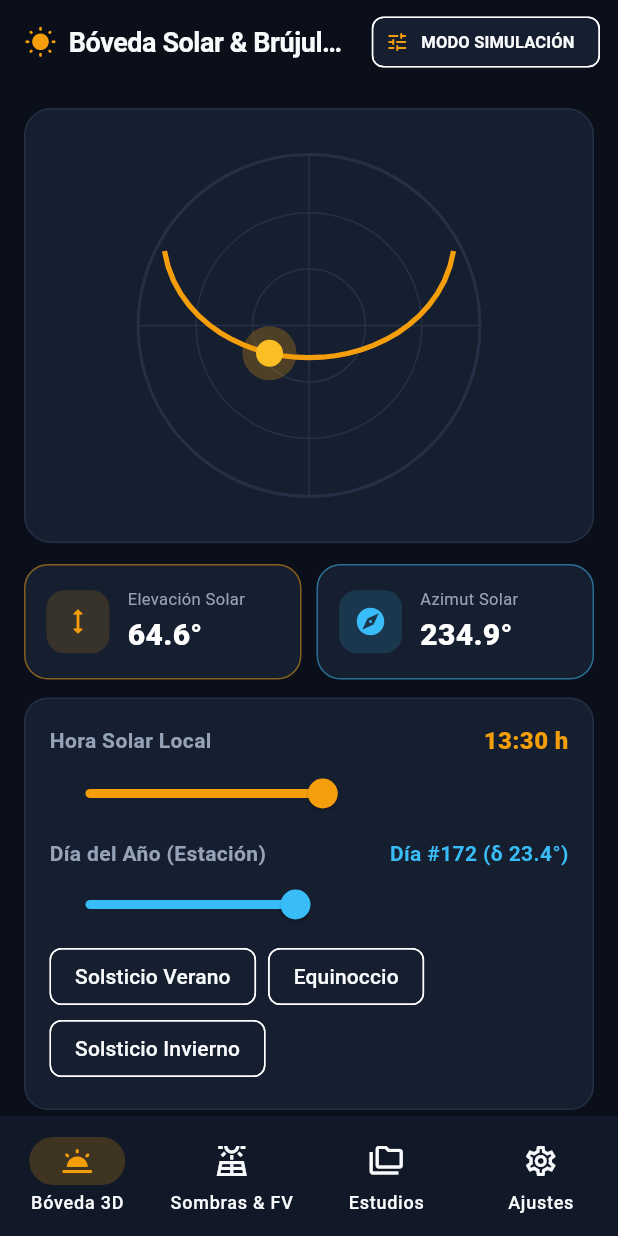
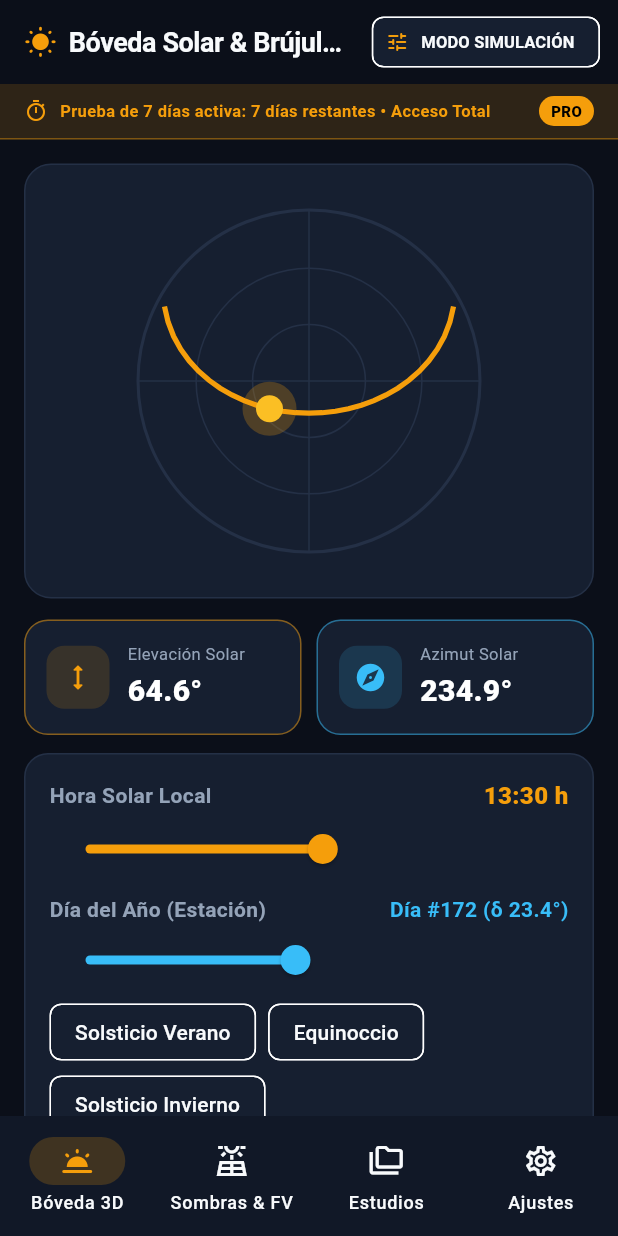
Before and after one commit to sucopierrottet-glitch/SunPathAR, a Flutter app: the screen it shows after launch, after a tap on "Entrar a Bóveda Solar", on a phone screen of 412 x 824 dp. Run offline on Flutter 3.47's test engine with Material 3 defaults, Android fonts, the phone set to English and light mode, and no system bars; our stand-ins replace in_app_purchase, pdf, printing, shared_preferences, signature.

Commit message:
feat: implement Google Play Billing with 7-day free trial, paywall and build verified AAB

```diff
--- a/lib/main.dart
+++ b/lib/main.dart
@@ -4,9 +4,12 @@ import 'screens/welcome_landing_screen.dart';
 import 'services/storage_service.dart';
 import 'theme/app_theme.dart';
 
+import 'services/billing_service.dart';
+
 void main() async {
   WidgetsFlutterBinding.ensureInitialized();
   await StorageService.instance.init();
+  await BillingService.instance.init();
   runApp(const SunPathArApp());
 }
 
--- a/lib/screens/home_navigation_screen.dart
+++ b/lib/screens/home_navigation_screen.dart
@@ -1,3 +1,4 @@
+import 'paywall_screen.dart';
 import 'dart:convert';
 import 'dart:math' as math;
 import 'package:flutter/material.dart';
@@ -115,13 +116,80 @@ class _HomeNavigationScreenState extends State<HomeNavigationScreen> {
               ),
             ],
           ),
-          body: IndexedStack(
-            index: _currentIndex,
+          body: Column(
             children: [
-              _buildSolarDomeTab(pos, arcPoints, store, sensor),
-              _buildShadowAndPvTab(pos, store),
-              _buildSavedStudiesTab(store),
-              _buildSettingsTab(store),
+              if (!store.isPro)
+                InkWell(
+                  onTap: () {
+                    Navigator.of(context).push(
+                      MaterialPageRoute(builder: (_) => const PaywallScreen()),
+                    );
+                  },
+                  child: Container(
+                    width: double.infinity,
+                    padding: const EdgeInsets.symmetric(horizontal: 16, vertical: 8),
+                    decoration: BoxDecoration(
+                      color: store.isTrialExpired
+                          ? Colors.redAccent.withValues(alpha: 0.15)
+                          : AppTheme.primary.withValues(alpha: 0.15),
+                      border: Border(
+                        bottom: BorderSide(
+                          color: store.isTrialExpired
+                              ? Colors.redAccent.withValues(alpha: 0.4)
+                              : AppTheme.primary.withValues(alpha: 0.4),
+                        ),
+                      ),
+                    ),
+                    child: Row(
+                      children: [
+                        Icon(
+                          store.isTrialExpired ? Icons.lock_clock_rounded : Icons.timer_outlined,
+                          size: 16,
+                          color: store.isTrialExpired ? Colors.redAccent : AppTheme.primary,
+                        ),
+                        const SizedBox(width: 8),
+                        Expanded(
+                          child: Text(
+                            store.isTrialExpired
+                                ? 'Prueba gratuita de 7 días finalizada • Toca para desbloquear PRO'
+                                : 'Prueba de 7 días activa: ${store.trialDaysRemaining} días restantes • Acceso Total',
+                            style: TextStyle(
+                              fontSize: 11,
+                              fontWeight: FontWeight.w700,
+                              color: store.isTrialExpired ? Colors.redAccent : AppTheme.primary,
+                            ),
+                          ),
+                        ),
+                        Container(
+                          padding: const EdgeInsets.symmetric(horizontal: 8, vertical: 3),
+                          decoration: BoxDecoration(
+                            color: store.isTrialExpired ? Colors.redAccent : AppTheme.primary,
+                            borderRadius: BorderRadius.circular(10),
+                          ),
+                          child: Text(
+                            store.isTrialExpired ? 'DESBLOQUEAR' : 'PRO',
+                            style: const TextStyle(
+                              fontSize: 10,
+                              fontWeight: FontWeight.w900,
+                              color: Colors.black,
+                            ),
+                          ),
+                        ),
+                      ],
+                    ),
+                  ),
+                ),
+              Expanded(
+                child: IndexedStack(
+                  index: _currentIndex,
+                  children: [
+                    _buildSolarDomeTab(pos, arcPoints, store, sensor),
+                    _buildShadowAndPvTab(pos, store),
+                    _buildSavedStudiesTab(store),
+                    _buildSettingsTab(store),
+                  ],
+                ),
+              ),
             ],
           ),
           bottomNavigationBar: NavigationBar(
@@ -547,6 +615,13 @@ class _HomeNavigationScreenState extends State<HomeNavigationScreen> {
 
   Future<void> _openSignAndShareModal(
       SolarStudyRecord study, StorageService store) async {
+    if (store.isTrialExpired) {
+      final unlocked = await Navigator.of(context).push<bool>(
+        MaterialPageRoute(builder: (_) => const PaywallScreen()),
+      );
+      if (!mounted) return;
+      if (unlocked != true && !store.isPro) return;
+    }
     final sigController = SignatureController(
       penStrokeWidth: 3,
       penColor: Colors.black,
--- a/lib/screens/welcome_landing_screen.dart
+++ b/lib/screens/welcome_landing_screen.dart
@@ -82,6 +82,35 @@ class WelcomeLandingScreen extends StatelessWidget {
                       fontWeight: FontWeight.w500,
                     ),
                   ),
+                  const SizedBox(height: 14),
+                  Center(
+                    child: Container(
+                      padding: const EdgeInsets.symmetric(horizontal: 12, vertical: 6),
+                      decoration: BoxDecoration(
+                        color: AppTheme.primary.withValues(alpha: 0.15),
+                        borderRadius: BorderRadius.circular(20),
+                        border: Border.all(color: AppTheme.primary.withValues(alpha: 0.4)),
+                      ),
+                      child: Row(
+                        mainAxisSize: MainAxisSize.min,
+                        children: [
+                          const Icon(Icons.stars_rounded, color: AppTheme.primary, size: 16),
+                          const SizedBox(width: 6),
+                          Text(
+                            StorageService.instance.isPro
+                                ? 'MODO PRO ACTIVO'
+                                : '7 DÍAS DE PRUEBA GRATUITA • TODAS LAS FUNCIONES',
+                            style: const TextStyle(
+                              color: AppTheme.primary,
+                              fontSize: 11,
+                              fontWeight: FontWeight.w800,
+                              letterSpacing: 0.5,
+                            ),
+                          ),
+                        ],
+                      ),
+                    ),
+                  ),
                   const Spacer(flex: 3),
                   ElevatedButton.icon(
                     key: const Key('btnWelcomeEnter'),
--- /dev/null
+++ b/lib/services/billing_service.dart
@@ -0,0 +1,169 @@
+import 'dart:async';
+import 'package:flutter/foundation.dart';
+import 'package:in_app_purchase/in_app_purchase.dart';
+import 'storage_service.dart';
+
+class BillingService extends ChangeNotifier {
+  static final BillingService instance = BillingService._();
+  BillingService._();
+
+  // Product IDs configurables en Google Play Console
+  static const String monthlySubscriptionId = 'sunpath_pro_monthly';
+  static const String yearlySubscriptionId = 'sunpath_pro_yearly';
+  static const String lifetimeProductId = 'sunpath_pro_lifetime';
+
+  static const Set<String> productIds = {
+    monthlySubscriptionId,
+    yearlySubscriptionId,
+    lifetimeProductId,
+  };
+
+  final InAppPurchase _iap = InAppPurchase.instance;
+  StreamSubscription<List<PurchaseDetails>>? _subscription;
+  Map<String, ProductDetails> _products = {};
+
+  bool _isStoreAvailable = false;
+  bool _isLoadingProducts = true;
+  bool _isPurchasePending = false;
+  String? _lastError;
+  bool _purchaseSucceeded = false;
+
+  bool get isStoreAvailable => _isStoreAvailable;
+  bool get isLoadingProducts => _isLoadingProducts;
+  bool get isPurchasePending => _isPurchasePending;
+  String? get lastError => _lastError;
+  bool get purchaseSucceeded => _purchaseSucceeded;
+
+  ProductDetails? get monthlyProduct => _products[monthlySubscriptionId];
+  ProductDetails? get yearlyProduct => _products[yearlySubscriptionId];
+  ProductDetails? get lifetimeProduct => _products[lifetimeProductId];
+
+  Future<void> init() async {
+    _subscription = _iap.purchaseStream.listen(
+      _onPurchaseUpdate,
+      onDone: () => _subscription?.cancel(),
+      onError: (Object error) {
+        _isPurchasePending = false;
+        _lastError = error.toString();
+        notifyListeners();
+      },
+    );
+    await loadProducts();
+    await restorePurchases();
+  }
+
+  Future<void> loadProducts() async {
+    _isLoadingProducts = true;
+    _lastError = null;
+    notifyListeners();
+
+    try {
+      _isStoreAvailable = await _iap.isAvailable();
+      if (!_isStoreAvailable) {
+        _isLoadingProducts = false;
+        notifyListeners();
+        return;
+      }
+
+      final response = await _iap.queryProductDetails(productIds);
+      if (response.error != null) {
+        _lastError = response.error!.message;
+      }
+      _products = {
+        for (final product in response.productDetails) product.id: product,
+      };
+    } catch (e) {
+      _lastError = e.toString();
+    } finally {
+      _isLoadingProducts = false;
+      notifyListeners();
+    }
+  }
+
+  Future<String?> buyPlan({required String productId, bool isSubscription = true}) async {
+    _lastError = null;
+    _purchaseSucceeded = false;
+    notifyListeners();
+
+    final available = await _iap.isAvailable();
+    if (!available) {
+      _lastError = 'Google Play Store no está disponible en este momento.';
+      notifyListeners();
+      return 'STORE_NOT_AVAILABLE';
+    }
+
+    final product = _products[productId];
+    if (product == null) {
+      // Si la consola aún no aprueba el ID en pruebas, usamos fallback
+      _lastError = 'Producto no cargado desde la tienda.';
+      notifyListeners();
+      return 'PRODUCT_NOT_FOUND';
+    }
+
+    _isPurchasePending = true;
+    notifyListeners();
+
+    try {
+      final purchaseParam = PurchaseParam(productDetails: product);
+      bool launched = false;
+      if (isSubscription) {
+        launched = await _iap.buyNonConsumable(purchaseParam: purchaseParam);
+      } else {
+        launched = await _iap.buyNonConsumable(purchaseParam: purchaseParam);
+      }
+
+      if (!launched) {
+        _isPurchasePending = false;
+        _lastError = 'No se pudo iniciar el proceso de compra.';
+        notifyListeners();
+        return 'LAUNCH_FAILED';
+      }
+      return null;
+    } catch (e) {
+      _isPurchasePending = false;
+      _lastError = e.toString();
+      notifyListeners();
+      return 'ERROR: $e';
+    }
+  }
+
+  Future<void> restorePurchases() async {
+    try {
+      await _iap.restorePurchases();
+    } catch (e) {
+      debugPrint('Error restoring purchases: $e');
+    }
+  }
+
+  Future<void> _onPurchaseUpdate(List<PurchaseDetails> purchaseDetailsList) async {
+    for (final purchaseDetails in purchaseDetailsList) {
+      if (purchaseDetails.status == PurchaseStatus.pending) {
+        _isPurchasePending = true;
+        notifyListeners();
+      } else {
+        if (purchaseDetails.status == PurchaseStatus.error) {
+          _isPurchasePending = false;
+          _lastError = purchaseDetails.error?.message ?? 'Error en la transacción.';
+          notifyListeners();
+        } else if (purchaseDetails.status == PurchaseStatus.purchased ||
+            purchaseDetails.status == PurchaseStatus.restored) {
+          _isPurchasePending = false;
+          _purchaseSucceeded = true;
+          // Activamos estado PRO permanente en storage local
+          await StorageService.instance.setProStatus(true);
+          notifyListeners();
+        }
+
+        if (purchaseDetails.pendingCompletePurchase) {
+          await _iap.completePurchase(purchaseDetails);
+        }
+      }
+    }
+  }
+
+  @override
+  void dispose() {
+    _subscription?.cancel();
+    super.dispose();
+  }
+}
--- a/lib/services/storage_service.dart
+++ b/lib/services/storage_service.dart
@@ -85,6 +85,8 @@ class StorageService extends ChangeNotifier {
   static const String _keyLon = 'sunpath_lon';
   static const String _keyInspector = 'sunpath_inspector';
   static const String _keyStudies = 'sunpath_studies_v1';
+  static const String _keyFirstInstallDate = 'sunpath_first_install_date';
+  static const String _keyIsPro = 'sunpath_is_pro_active';
 
   SharedPreferences? _prefs;
   String _localeCode = 'es';
@@ -92,6 +94,8 @@ class StorageService extends ChangeNotifier {
   double _longitude = -3.7038;
   String _inspectorName = 'Ing. Solar / Evaluador Pro';
   List<SolarStudyRecord> _studies = [];
+  bool _isPro = false;
+  DateTime? _firstInstallDate;
 
   String get localeCode => _localeCode;
   AppStrings get strings => AppStrings.get(_localeCode);
@@ -99,6 +103,21 @@ class StorageService extends ChangeNotifier {
   double get longitude => _longitude;
   String get inspectorName => _inspectorName;
   List<SolarStudyRecord> get studies => List.unmodifiable(_studies);
+  bool get isPro => _isPro;
+  DateTime get firstInstallDate => _firstInstallDate ?? DateTime.now();
+
+  /// 7-day Free Trial status
+  int get trialDaysRemaining {
+    if (_isPro) return 999;
+    final start = _firstInstallDate ?? DateTime.now();
+    final elapsedDays = DateTime.now().difference(start).inDays;
+    final remaining = 7 - elapsedDays;
+    return remaining < 0 ? 0 : remaining;
+  }
+
+  bool get isTrialActive => !_isPro && trialDaysRemaining > 0;
+  bool get isTrialExpired => !_isPro && trialDaysRemaining <= 0;
+  bool get hasFullAccess => _isPro || isTrialActive;
 
   Future<void> init() async {
     _prefs = await SharedPreferences.getInstance();
@@ -107,6 +126,14 @@ class StorageService extends ChangeNotifier {
     _longitude = _prefs?.getDouble(_keyLon) ?? -3.7038;
     _inspectorName =
         _prefs?.getString(_keyInspector) ?? 'Ing. Solar / Evaluador Pro';
+    _isPro = _prefs?.getBool(_keyIsPro) ?? false;
+    final installMillis = _prefs?.getInt(_keyFirstInstallDate);
+    if (installMillis == null) {
+      _firstInstallDate = DateTime.now();
+      await _prefs?.setInt(_keyFirstInstallDate, _firstInstallDate!.millisecondsSinceEpoch);
+    } else {
+      _firstInstallDate = DateTime.fromMillisecondsSinceEpoch(installMillis);
+    }
 
     final rawStudies = _prefs?.getString(_keyStudies);
     if (rawStudies != null && rawStudies.isNotEmpty) {
@@ -193,6 +220,12 @@ class StorageService extends ChangeNotifier {
     notifyListeners();
   }
 
+  Future<void> setProStatus(bool pro) async {
+    _isPro = pro;
+    await _prefs?.setBool(_keyIsPro, pro);
+    notifyListeners();
+  }
+
   Future<void> _persistStudies() async {
     final encoded = jsonEncode(_studies.map((e) => e.toJson()).toList());
     await _prefs?.setString(_keyStudies, encoded);
--- a/pubspec.yaml
+++ b/pubspec.yaml
@@ -22,6 +22,7 @@ dependencies:
   share_plus: ^13.3.1
   uuid: ^4.6.0
   url_launcher: ^6.3.3
+  in_app_purchase: ^3.3.1
 
 dev_dependencies:
   flutter_test:
```
Also changed, not shown: lib/screens/paywall_screen.dart (added, +368 -0 lines), pubspec.lock, 1 other file.
